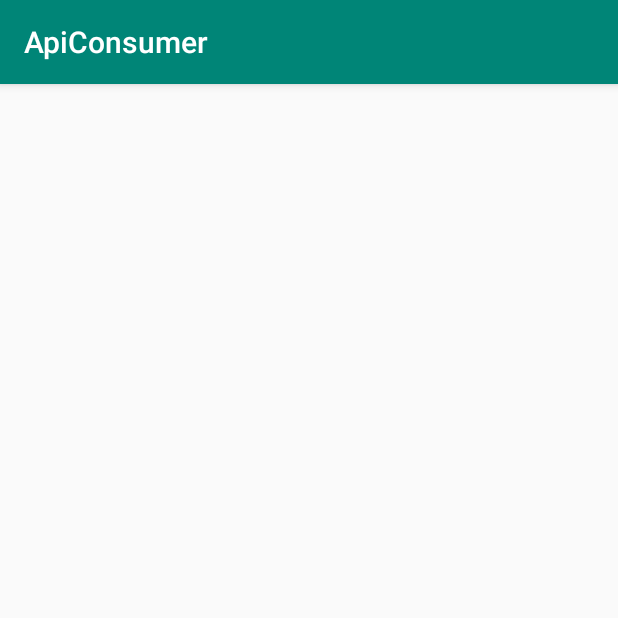
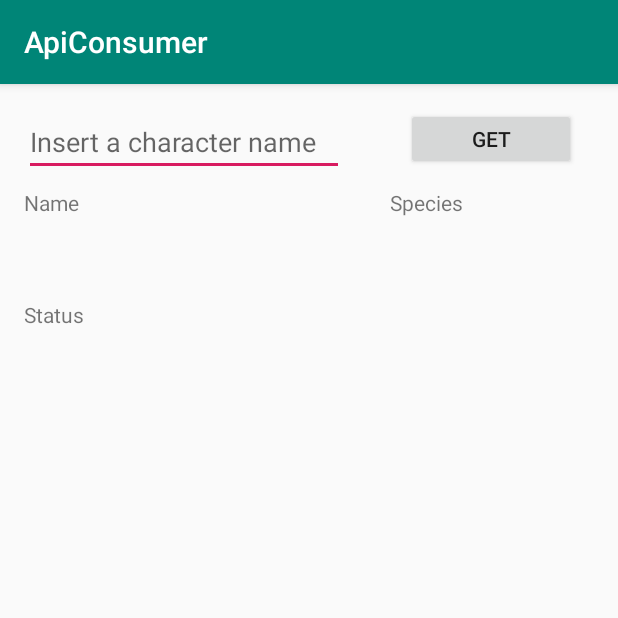
Before and after one commit to KerDW/AndroidApiConsumer, an Android app: the screen it shows after launch (MainActivity), on a phone screen of 412 x 824 dp, the top half of it. Run offline under Robolectric (Android 15) with nearby library versions, the phone set to English and light mode, and no system bars.

Commit message:
ui views added

```diff
--- a/app/src/main/res/layout/activity_main.xml
+++ b/app/src/main/res/layout/activity_main.xml
@@ -6,6 +6,59 @@
     android:layout_height="match_parent"
     tools:context=".MainActivity">
 
+    <TextView
+        android:id="@+id/speciesLabel"
+        android:layout_width="136dp"
+        android:layout_height="25dp"
+        android:layout_marginTop="12dp"
+        android:layout_marginEnd="16dp"
+        android:layout_marginRight="16dp"
+        android:text="Species"
+        app:layout_constraintEnd_toEndOf="parent"
+        app:layout_constraintTop_toBottomOf="@+id/nameRequest" />
+
+    <TextView
+        android:id="@+id/species"
+        android:layout_width="136dp"
+        android:layout_height="25dp"
+        android:layout_marginTop="12dp"
+        android:layout_marginEnd="16dp"
+        android:layout_marginRight="16dp"
+        app:layout_constraintEnd_toEndOf="parent"
+        app:layout_constraintTop_toBottomOf="@+id/speciesLabel" />
+
+    <TextView
+        android:id="@+id/statusLabel"
+        android:layout_width="136dp"
+        android:layout_height="25dp"
+        android:layout_marginStart="16dp"
+        android:layout_marginLeft="16dp"
+        android:layout_marginTop="12dp"
+        android:text="Status"
+        app:layout_constraintStart_toStartOf="parent"
+        app:layout_constraintTop_toBottomOf="@+id/name" />
+
+    <TextView
+        android:id="@+id/status"
+        android:layout_width="136dp"
+        android:layout_height="25dp"
+        android:layout_marginStart="16dp"
+        android:layout_marginLeft="16dp"
+        android:layout_marginTop="11dp"
+        app:layout_constraintStart_toStartOf="parent"
+        app:layout_constraintTop_toBottomOf="@+id/statusLabel" />
+
+    <TextView
+        android:id="@+id/nameLabel"
+        android:layout_width="136dp"
+        android:layout_height="25dp"
+        android:layout_marginStart="16dp"
+        android:layout_marginLeft="16dp"
+        android:layout_marginTop="8dp"
+        android:text="Name"
+        app:layout_constraintStart_toStartOf="parent"
+        app:layout_constraintTop_toBottomOf="@+id/charName" />
+
     <ListView
         android:id="@+id/characters"
         android:layout_width="412dp"
@@ -13,4 +66,40 @@
         app:layout_constraintBottom_toBottomOf="parent"
         app:layout_constraintEnd_toEndOf="parent"
         app:layout_constraintStart_toStartOf="parent" />
+
+    <EditText
+        android:id="@+id/charName"
+        android:layout_width="wrap_content"
+        android:layout_height="wrap_content"
+        android:layout_marginStart="16dp"
+        android:layout_marginLeft="16dp"
+        android:layout_marginTop="16dp"
+        android:ems="10"
+        android:hint="Insert a character name"
+        android:inputType="textPersonName"
+        android:text=""
+        app:layout_constraintStart_toStartOf="parent"
+        app:layout_constraintTop_toTopOf="parent" />
+
+    <TextView
+        android:id="@+id/name"
+        android:layout_width="136dp"
+        android:layout_height="25dp"
+        android:layout_marginStart="16dp"
+        android:layout_marginLeft="16dp"
+        android:layout_marginTop="12dp"
+        app:layout_constraintStart_toStartOf="parent"
+        app:layout_constraintTop_toBottomOf="@+id/nameLabel" />
+
+    <Button
+        android:id="@+id/nameRequest"
+        android:layout_width="113dp"
+        android:layout_height="41dp"
+        android:layout_marginTop="16dp"
+        android:layout_marginEnd="28dp"
+        android:layout_marginRight="28dp"
+        android:onClick="nameRequest"
+        android:text="GET"
+        app:layout_constraintEnd_toEndOf="parent"
+        app:layout_constraintTop_toTopOf="parent" />
 </androidx.constraintlayout.widget.ConstraintLayout>
```
